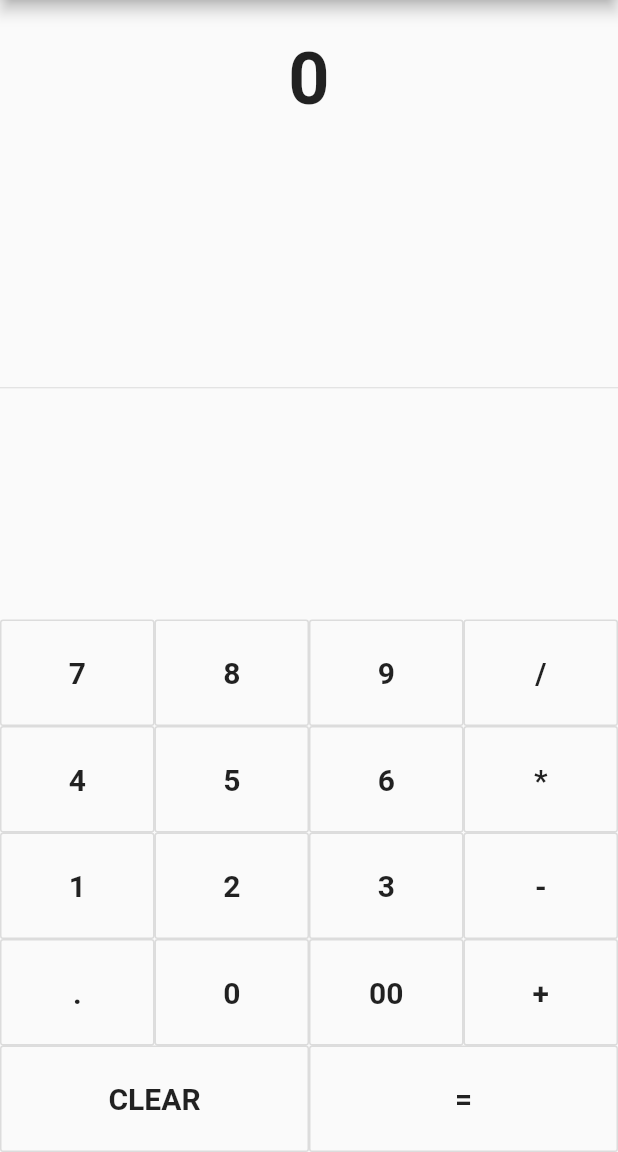
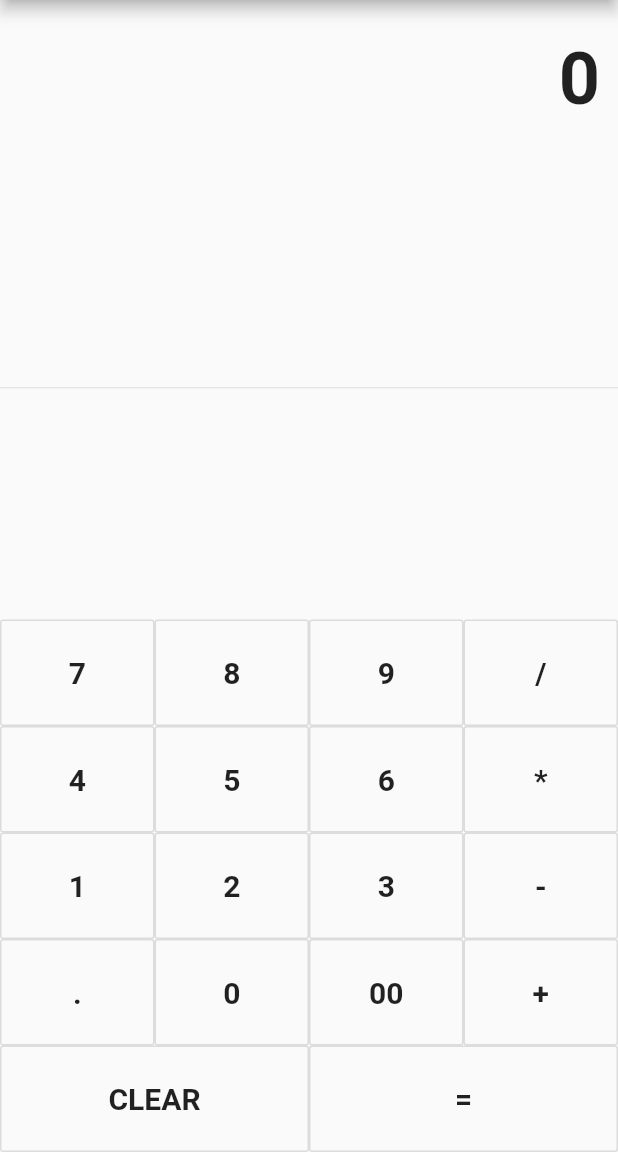
Before and after one commit to Darshana97/Flutter_Calculator, a Flutter app: the screen it shows after launch, on a phone screen of 412 x 824 dp, the part 84-1236 px from its top. Run offline on Flutter 3.47's test engine with Material 2 defaults, Android fonts, the phone set to English and light mode, and no system bars.

Commit message:
calculator ui

```diff
--- a/lib/main.dart
+++ b/lib/main.dart
@@ -10,6 +10,8 @@ class MyCalculator extends StatefulWidget {
 }
 
 class _MyCalculatorState extends State<MyCalculator> {
+  String output = "0";
+
   Widget buildButton(String buttonText) {
     return Expanded(
       child: OutlineButton(
@@ -36,11 +38,12 @@ class _MyCalculatorState extends State<MyCalculator> {
         child: Column(
           children: <Widget>[
             Container(
-              padding: EdgeInsets.symmetric(vertical: 24.0,horizontal: 12.0),
+                alignment: Alignment.centerRight,
+                padding: EdgeInsets.symmetric(vertical: 24.0, horizontal: 12.0),
                 child: Text(
-              "0",
-              style: TextStyle(fontSize: 48.0, fontWeight: FontWeight.bold),
-            )),
+                  output,
+                  style: TextStyle(fontSize: 48.0, fontWeight: FontWeight.bold),
+                )),
             Expanded(child: Divider()),
             Column(
               children: <Widget>[
```
